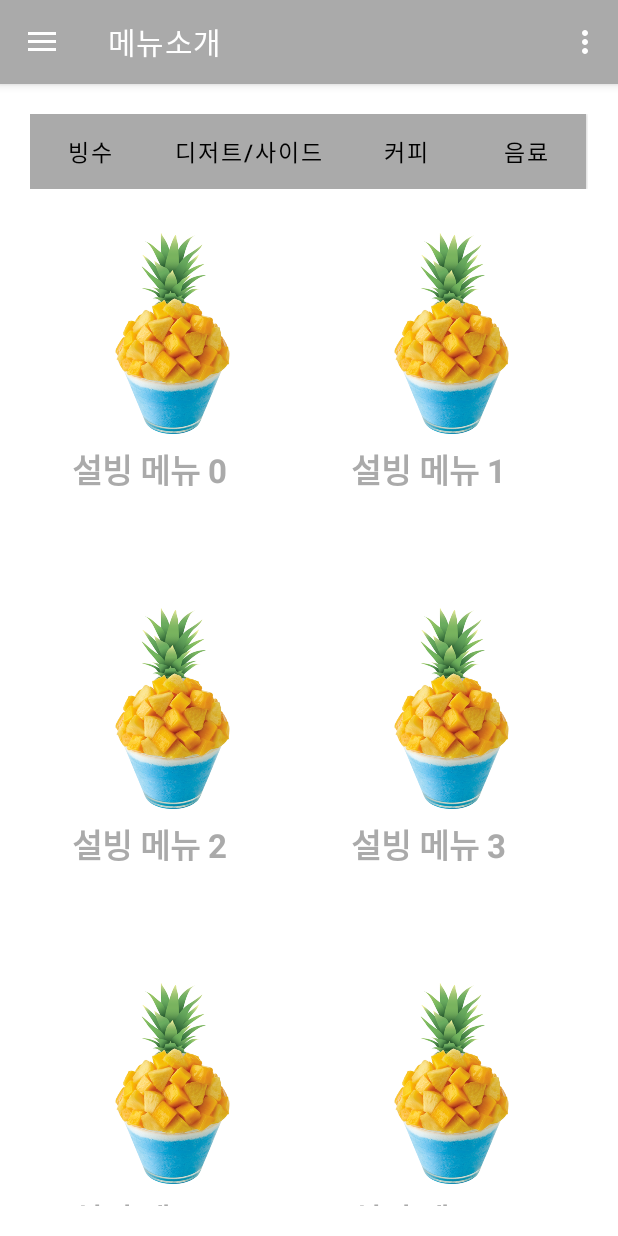
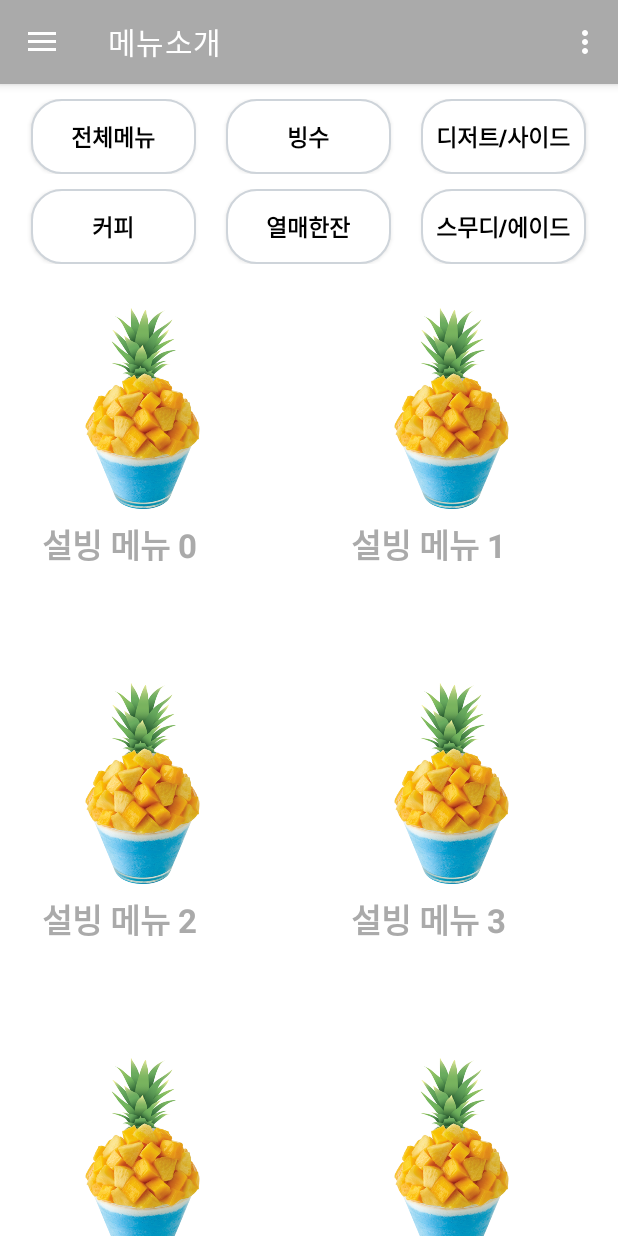
Before and after one commit to woohyojin/TeamProject_Three, an Android app: the MenuFragment screen opened through its navigation route, on a phone screen of 412 x 824 dp. Run offline under Robolectric (Android 15) with nearby library versions, the phone set to English and light mode, and no system bars; our stand-ins replace navigation-ui.

Commit message:
test0.2
파일전송확인, 전체메뉴 ui변경

```diff
--- a/app/src/main/java/com/example/othercock/ItemAdapter.java
+++ b/app/src/main/java/com/example/othercock/ItemAdapter.java
@@ -1,7 +1,9 @@
 package com.example.othercock;
 
 import android.annotation.SuppressLint;
+import android.content.Context;
 import android.content.Intent;
+import android.os.Bundle;
 import android.view.View;
 import android.view.ViewGroup;
 import android.widget.ImageView;
@@ -16,10 +18,11 @@ import java.util.ArrayList;
 public class ItemAdapter extends RecyclerView.Adapter<ItemAdapter.ViewHolder> {
 
     private ArrayList<Item> itemList;
-
-    public ItemAdapter(ArrayList<Item> itemList) {
+    private Context context;
+    public ItemAdapter(ArrayList<Item> itemList, Context context) {
         super();
         this.itemList = itemList;
+        this.context = context;
     }
 
     public ItemAdapter() {
@@ -37,12 +40,11 @@ public class ItemAdapter extends RecyclerView.Adapter<ItemAdapter.ViewHolder> {
 
         viewHolder.itemView.setOnClickListener(new View.OnClickListener() {
             @Override
-            public void onClick(View v) {
-                /*final int pos = position;*/
-                Intent intent = new Intent(v.getContext(), Detail_MenuFragment.class);
-                /*intent.putExtra("number", pos);
-                intent.putExtra("title",itemList.get(position).getItem_title());  // 이부분이 클릭시 신호를 다른 액티비티로 보내줄수 있는 부분이라고 함.*/
-                v.getContext().startActivity(intent);
+            public void onClick(View view) {
+
+                ((MainActivity)context).Ditailmenu(viewHolder.tvTitle.getText().toString() );
+
+
 
 
             }
--- a/app/src/main/java/com/example/othercock/MainActivity.java
+++ b/app/src/main/java/com/example/othercock/MainActivity.java
@@ -12,6 +12,7 @@ import android.view.Menu;
 import com.example.othercock.Socket.service_Socket;
 import com.example.othercock.ui.Login.LoginFragment;
 import com.example.othercock.adapter.OnorderAdapter;
+import com.example.othercock.ui.menu.Detail_MenuFragment;
 import com.example.othercock.ui.menu.MenuFragment;
 import com.example.othercock.ui.other.OrderHistoryFragment;
 import com.google.android.material.snackbar.Snackbar;
@@ -36,7 +37,7 @@ public class MainActivity extends AppCompatActivity {
 
     private AppBarConfiguration mAppBarConfiguration;
     private ActivityMainBinding binding;
-    FragmentTransaction ft = getSupportFragmentManager().beginTransaction();
+    public String temp;
 
     @Override
     protected void onCreate(Bundle savedInstanceState) {
@@ -79,13 +80,20 @@ public class MainActivity extends AppCompatActivity {
 
     }
     public void  testFragment(){
-
+        FragmentTransaction ft = getSupportFragmentManager().beginTransaction();
         ft.replace(R.id.nav_host_fragment_content_main, new OrderHistoryFragment());
         ft.addToBackStack(null);
         ft.commit();
     }
+    public  void Ditailmenu(String title){
+        temp = title;
+        FragmentTransaction ft = getSupportFragmentManager().beginTransaction();
+        ft.replace(R.id.nav_host_fragment_content_main, new Detail_MenuFragment());
+        ft.addToBackStack(null);
+        ft.commit();
+    }
     public void  testFragment2(){
-
+        FragmentTransaction ft = getSupportFragmentManager().beginTransaction();
         ft.replace(R.id.nav_host_fragment_content_main, new MenuFragment());
         ft.addToBackStack(null);
         ft.commit();
@@ -125,4 +133,7 @@ public class MainActivity extends AppCompatActivity {
         LocalBroadcastManager.getInstance(this).unregisterReceiver(mMessageReceiver);
         super.onPause();
     }
+    public String getTemp(){
+        return temp;
+    }
 }
--- a/app/src/main/java/com/example/othercock/Socket/service_Socket.java
+++ b/app/src/main/java/com/example/othercock/Socket/service_Socket.java
@@ -74,9 +74,9 @@ public class service_Socket extends Service implements Runnable{
             send.start();
 
             //Server -> Service(brodcast) -> Activity(brodcast receiver)
-        if(client_socket.line != null) {
+       /* if(client_socket.line != null) {
             sendMessage();
-        }
+        }*/
 
 //        Intent i = new Intent(this,RegisterActivity.class);
 //        i.addFlags(Intent.FLAG_ACTIVITY_NEW_TASK);
--- a/app/src/main/java/com/example/othercock/ui/menu/Detail_MenuFragment.java
+++ b/app/src/main/java/com/example/othercock/ui/menu/Detail_MenuFragment.java
@@ -1,6 +1,8 @@
 package com.example.othercock.ui.menu;
 
+import android.content.Intent;
 import android.os.Bundle;
+import android.util.Log;
 import android.view.LayoutInflater;
 import android.view.View;
 import android.view.ViewGroup;
@@ -8,14 +10,18 @@ import android.view.ViewGroup;
 import androidx.annotation.NonNull;
 import androidx.fragment.app.Fragment;
 
+import com.example.othercock.MainActivity;
 import com.example.othercock.R;
 
 public class Detail_MenuFragment extends Fragment {
     @Override
     public View onCreateView(@NonNull LayoutInflater inflater, ViewGroup container, Bundle savedInstanceState) {
 
-        View root = inflater.inflate(R.layout.fragment_detail_menu,container,false);
+        View root = inflater.inflate(R.layout.fragment_detail_menu,container,false); // 상세메뉴 켜기. (detail_menu.xml)실행
         //setContentView(R.layout.fragment_detail_menu); // activity_lock_screen.xml 액티비티를 실행함.
+
+
+        Log.d("타이틀", ((MainActivity)getActivity()).getTemp());
 
         return root;
     }
--- a/app/src/main/java/com/example/othercock/ui/menu/MenuFragment.java
+++ b/app/src/main/java/com/example/othercock/ui/menu/MenuFragment.java
@@ -1,6 +1,7 @@
 package com.example.othercock.ui.menu;
 
 import android.content.Context;
+import android.content.Intent;
 import android.os.Bundle;
 import android.view.LayoutInflater;
 import android.view.View;
@@ -38,12 +39,17 @@ public class MenuFragment extends Fragment {
         }
 
         recyclerView.setLayoutManager(new LinearLayoutManager(container.getContext()));
-        ItemAdapter adapter = new ItemAdapter(list);
+        ItemAdapter adapter = new ItemAdapter(list, root.getContext());
         recyclerView.setAdapter(adapter);
         recyclerView.setItemAnimator(new DefaultItemAnimator());
         recyclerView.setLayoutManager(linearLayoutManager);
         return root;
+
+
+
     }
+
+
 
     @Override
     public void onDestroyView() {
--- /dev/null
+++ b/app/src/main/res/drawable/btncolor.xml
@@ -0,0 +1,16 @@
+<?xml version="1.0" encoding="utf-8"?>
+<shape xmlns:android="http://schemas.android.com/apk/res/android">
+
+    <solid android:color="#ffffff" /> //배경색
+
+    <stroke
+        android:width="1dp"
+        android:color="#ced4da" /> //선색
+    <corners
+        android:topLeftRadius="20dp"
+        android:topRightRadius="20dp"
+        android:bottomLeftRadius="20dp"
+        android:bottomRightRadius="20dp"  /> // 선 휘는각도
+
+    />
+</shape>
--- a/app/src/main/res/layout/fragment_menu.xml
+++ b/app/src/main/res/layout/fragment_menu.xml
@@ -12,55 +12,95 @@
         android:layout_width="match_parent"
         android:layout_height="match_parent"
         android:orientation="vertical"
-        android:gravity="top"
-        android:padding="20dp">
+        android:gravity="top">
 
         <LinearLayout
             android:layout_width="match_parent"
             android:layout_height="wrap_content"
             android:gravity="top"
-            android:orientation="horizontal"
+            android:orientation="vertical">
 
-            tools:layout_editor_absoluteX="0dp"
-            tools:layout_editor_absoluteY="90dp">
+            <LinearLayout
+                android:layout_width="match_parent"
+                android:layout_height="wrap_content"
+                android:gravity="center"
+                android:orientation="horizontal"
+                android:layout_marginTop="10dp"
+                android:layout_marginBottom="10dp">
 
-            <Button
-                android:id="@+id/button1"
-                android:layout_width="80dp"
+            <android.widget.Button
+                android:id="@+id/fullmenubtn"
+                android:layout_width="110dp"
                 android:layout_height="50dp"
-                android:background="#ffffff"
+                android:background="@drawable/btncolor"
+                android:text="전체메뉴"
+                android:textColor="@color/black"
+                android:textSize="15dp"
+                android:textStyle="bold"/>
+
+            <android.widget.Button
+                android:id="@+id/bingsubtn"
+                android:layout_width="110dp"
+                android:layout_height="50dp"
+                android:background="@drawable/btncolor"
                 android:text="빙수"
+                android:layout_marginLeft="20dp"
+                android:layout_marginRight="20dp"
                 android:textColor="@color/black"
-                android:textSize="15dp" />
+                android:textSize="15dp"
+                android:textStyle="bold"/>
 
-            <Button
-                android:id="@+id/button3"
-                android:layout_width="wrap_content"
+            <android.widget.Button
+                android:id="@+id/dessertbtn"
+                android:layout_width="110dp"
                 android:layout_height="50dp"
-                android:background="#ffffff"
+                android:background="@drawable/btncolor"
                 android:text="디저트/사이드"
                 android:textColor="@color/black"
-                android:textSize="15dp" />
+                android:textSize="15dp"
+                android:textStyle="bold"/>
 
-            <Button
-                android:id="@+id/button2"
-                android:layout_width="80dp"
-                android:layout_height="50dp"
-                android:background="#ffffff"
-                android:text="커피"
-                android:textColor="@color/black"
-                android:textSize="15dp" />
+            </LinearLayout>
 
+            <LinearLayout
+                android:layout_width="match_parent"
+                android:layout_height="wrap_content"
+                android:gravity="center"
+                android:orientation="horizontal">
 
+                <android.widget.Button
+                    android:id="@+id/coffeebtn"
+                    android:layout_width="110dp"
+                    android:layout_height="50dp"
+                    android:background="@drawable/btncolor"
+                    android:text="커피"
+                    android:textColor="@color/black"
+                    android:textSize="15dp"
+                    android:textStyle="bold"/>
 
-            <Button
-                android:id="@+id/button4"
-                android:layout_width="80dp"
-                android:layout_height="50dp"
-                android:background="#ffffff"
-                android:text="음료"
-                android:textColor="@color/black"
-                android:textSize="15dp" />
+                <android.widget.Button
+                    android:id="@+id/Fruitbtn"
+                    android:layout_width="110dp"
+                    android:layout_height="50dp"
+                    android:background="@drawable/btncolor"
+                    android:text="열매한잔"
+                    android:layout_marginLeft="20dp"
+                    android:layout_marginRight="20dp"
+                    android:textColor="@color/black"
+                    android:textSize="15dp"
+                    android:textStyle="bold"/>
+
+                <android.widget.Button
+                    android:id="@+id/aidbtn"
+                    android:layout_width="110dp"
+                    android:layout_height="50dp"
+                    android:background="@drawable/btncolor"
+                    android:text="스무디/에이드"
+                    android:textColor="@color/black"
+                    android:textSize="15dp"
+                    android:textStyle="bold"/>
+
+            </LinearLayout>
 
         </LinearLayout>
 
@@ -72,8 +112,4 @@
 
     </LinearLayout>
 
-
-
-
-
 </LinearLayout>
```
